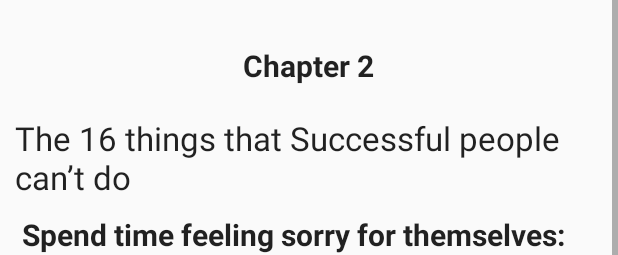
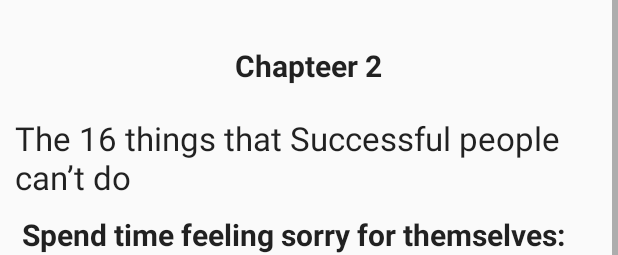
Before and after one commit to Bismamajeed/ReaderApp, an Android app: the layout fragment_second.xml on its own in the app's theme, with its tools: preview values and no code run, on a phone screen of 412 x 824 dp. Shown: the top 255 px of the screen. Run offline under Robolectric (Android 15) with nearby library versions, the light colour scheme and no system bars.

Commit message:
I have changed chapter 2

```diff
--- a/app/src/main/res/layout/fragment_second.xml
+++ b/app/src/main/res/layout/fragment_second.xml
@@ -16,7 +16,7 @@
             android:layout_width="wrap_content"
             android:layout_height="wrap_content"
             android:textAppearance="?android:attr/textAppearanceLarge"
-            android:text=" Chapter 2 "
+            android:text=" Chapteer 2 "
             android:textSize="20sp"
             android:textStyle="bold"
             android:id="@+id/textView1"
```
